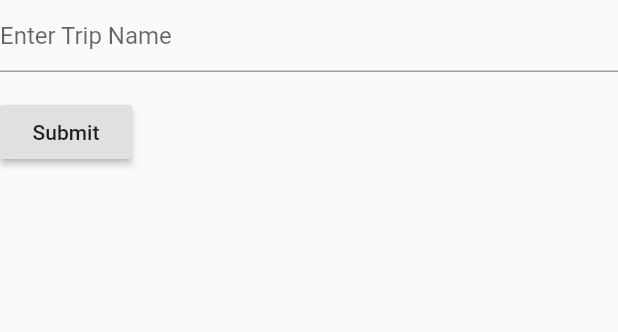
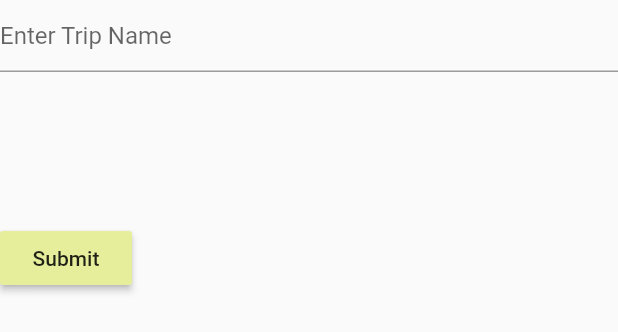
Before and after one commit to Krishss/expensetracker, a Flutter app: the MyStatefulWidget widget shown alone on an empty page, opened directly with empty values, on a phone screen of 412 x 824 dp. Shown: the top 332 px of the screen. Run offline on Flutter 3.47's test engine with Material 2 defaults, Android fonts, the phone set to English and light mode, and no system bars.

Commit message:
06.06.2020 - clean up

```diff
--- a/lib/HomePage.dart
+++ b/lib/HomePage.dart
@@ -89,7 +89,7 @@ class _MyHomePageState extends State<MyHomePage> {
                 child: ListTile(
                   //leading: Icon(Icons.radio_button_unchecked),
                   title: Text(trips[i]),
-                  subtitle: Text('Count'),
+                  subtitle: Text('count'),
                   trailing: Icon(Icons.more_vert),
             ))
         ],
--- a/lib/addtrip.dart
+++ b/lib/addtrip.dart
@@ -10,7 +10,7 @@ class Addtrip extends StatelessWidget {
     return MaterialApp(
       title: _title,
       home: Scaffold(
-        appBar: AppBar(title: const Text(_title,style: TextStyle(fontFamily: 'Comic Sans', color: Colors.black), ),
+        appBar: AppBar(title: const Text(_title,style: TextStyle(fontFamily: 'Georgia', color: Colors.black), ),
             centerTitle:true,
             backgroundColor: Colors.green[500]),
         body: MyStatefulWidget(selectHandler),
@@ -61,9 +61,12 @@ class _MyStatefulWidgetState extends State<MyStatefulWidget> {
 
             },
           ),
+
           Padding(
-            padding: const EdgeInsets.symmetric(vertical: 16.0),
+            padding: const EdgeInsets.symmetric(vertical: 100.0),
             child: RaisedButton(
+              splashColor: Colors.greenAccent,
+              color: Colors.lime[200],
               onPressed: ()
               {
                 // Validate will return true if the form is valid, or false if
@@ -76,6 +79,10 @@ class _MyStatefulWidgetState extends State<MyStatefulWidget> {
               child: Text('Submit'),
             ),
           ),
+
+
+
+
         ],
       ),
     );
```
